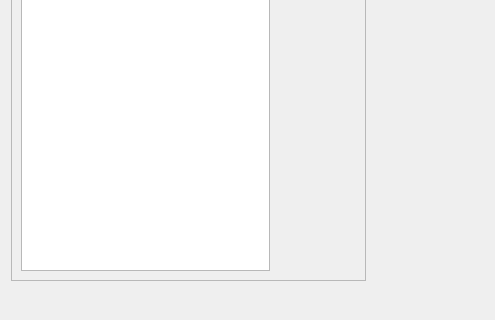
First picture: the form in src/admc/find_policy_dialog.ui, repository altlinux/admc, before the edit; both pictures show x 0 to 495 and y 379 to 699 of the 881 by 699 pixel window.
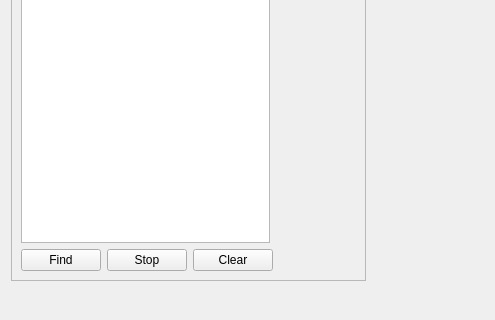
Second picture: the form after the edit. Custom widgets are drawn as their Qt base class.

Commit message:
add find/stop/clear buttons to find policy dialog
add FindPolicyColumn enum

```diff
--- a/src/admc/find_policy_dialog.ui
+++ b/src/admc/find_policy_dialog.ui
@@ -139,6 +139,47 @@
             </item>
            </layout>
           </item>
+          <item>
+           <layout class="QHBoxLayout" name="horizontalLayout">
+            <property name="topMargin">
+             <number>0</number>
+            </property>
+            <item>
+             <widget class="QPushButton" name="find_button">
+              <property name="text">
+               <string>Find</string>
+              </property>
+             </widget>
+            </item>
+            <item>
+             <widget class="QPushButton" name="stop_button">
+              <property name="text">
+               <string>Stop</string>
+              </property>
+             </widget>
+            </item>
+            <item>
+             <widget class="QPushButton" name="clear_button_2">
+              <property name="text">
+               <string>Clear</string>
+              </property>
+             </widget>
+            </item>
+            <item>
+             <spacer name="horizontalSpacer_2">
+              <property name="orientation">
+               <enum>Qt::Horizontal</enum>
+              </property>
+              <property name="sizeHint" stdset="0">
+               <size>
+                <width>40</width>
+                <height>20</height>
+               </size>
+              </property>
+             </spacer>
+            </item>
+           </layout>
+          </item>
          </layout>
         </widget>
        </item>
```
The commit also changes 4 other files.
